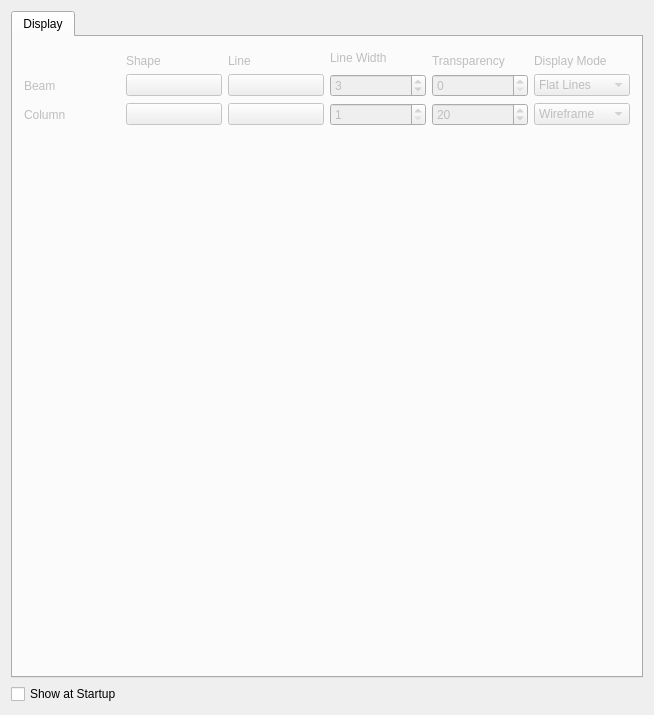
Before: the Qt Designer form widgets/preferences-civiltools_visual.ui in ebrahimraeyat/civilTools, drawn with Qt 5.
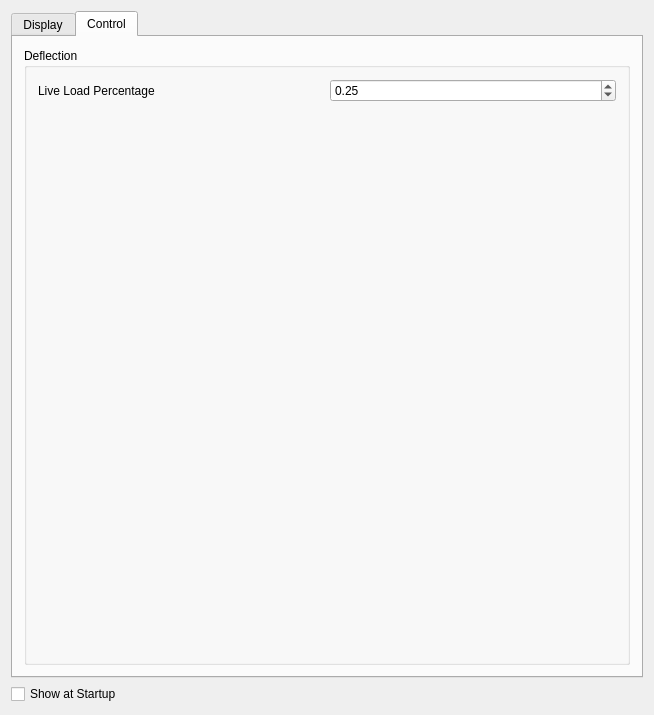
After: the same form once the commit is applied. Custom widgets are drawn as their Qt base class.

Commit message: Add loads in deflection controls

```diff
--- a/widgets/preferences-civiltools_visual.ui
+++ b/widgets/preferences-civiltools_visual.ui
@@ -20,7 +20,7 @@
       <bool>true</bool>
      </property>
      <property name="currentIndex">
-      <number>0</number>
+      <number>1</number>
      </property>
      <widget class="QWidget" name="tab">
       <property name="enabled">
@@ -324,6 +324,71 @@
        </item>
       </layout>
      </widget>
+     <widget class="QWidget" name="tab_2">
+      <attribute name="title">
+       <string>Control</string>
+      </attribute>
+      <layout class="QHBoxLayout" name="horizontalLayout_2">
+       <item>
+        <widget class="QGroupBox" name="groupBox">
+         <property name="title">
+          <string>Deflection</string>
+         </property>
+         <layout class="QVBoxLayout" name="verticalLayout">
+          <item>
+           <layout class="QHBoxLayout" name="horizontalLayout">
+            <item>
+             <widget class="QLabel" name="label">
+              <property name="text">
+               <string>Live Load Percentage</string>
+              </property>
+             </widget>
+            </item>
+            <item>
+             <widget class="Gui::PrefDoubleSpinBox" name="civiltools_live_load_percentage_deflection">
+              <property name="enabled">
+               <bool>true</bool>
+              </property>
+              <property name="decimals">
+               <number>2</number>
+              </property>
+              <property name="maximum">
+               <double>1.000000000000000</double>
+              </property>
+              <property name="singleStep">
+               <double>0.050000000000000</double>
+              </property>
+              <property name="value">
+               <double>0.250000000000000</double>
+              </property>
+              <property name="prefEntry" stdset="0">
+               <cstring>civiltools_live_load_percentage_deflection</cstring>
+              </property>
+              <property name="prefPath" stdset="0">
+               <cstring>Mod/civilTools</cstring>
+              </property>
+             </widget>
+            </item>
+           </layout>
+          </item>
+          <item>
+           <spacer name="verticalSpacer">
+            <property name="orientation">
+             <enum>Qt::Vertical</enum>
+            </property>
+            <property name="sizeHint" stdset="0">
+             <size>
+              <width>20</width>
+              <height>541</height>
+             </size>
+            </property>
+           </spacer>
+          </item>
+         </layout>
+        </widget>
+       </item>
+      </layout>
+     </widget>
     </widget>
    </item>
    <item>
```
The commit also changes 3 other files.
